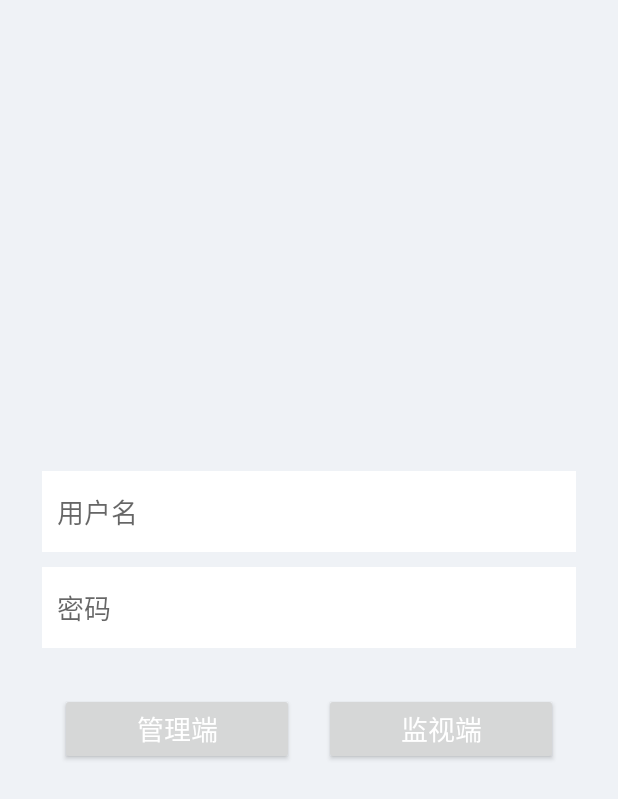
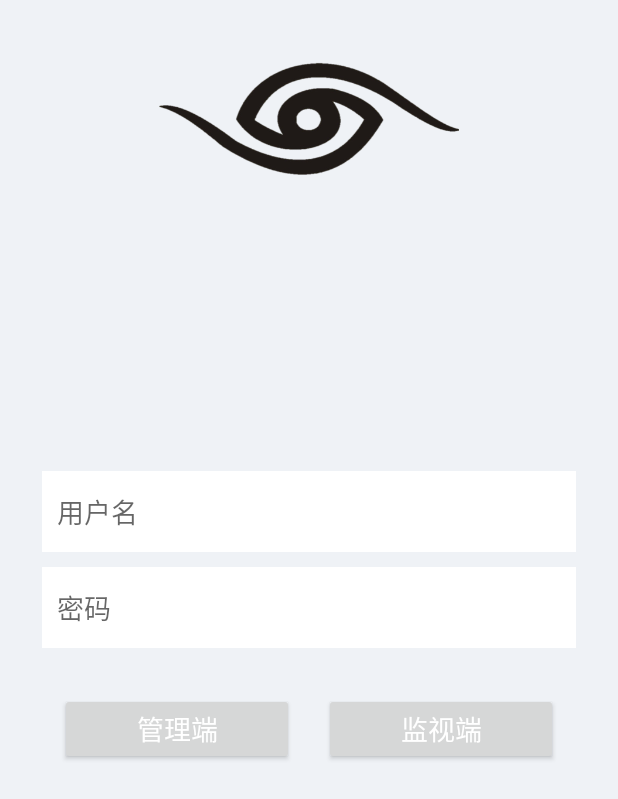
Before and after one commit to vermeerlee/SkyeyeProject, an Android app: the screen it shows after launch (LoginActivity), on a phone screen of 412 x 824 dp. Shown: the top 799 px of the screen. Run offline under Robolectric (Android 15) with nearby library versions, the phone set to English and light mode, and no system bars; our stand-ins replace ButterKnife; libraries missing offline, so code that uses them is left out: cn.bmob.v3, com.easemob, com.easemob.chat, com.easemob.util; 10 statements that could not run were skipped.

Commit message:
update ui

```diff
--- a/SkyEyeDemo/src/main/res/layout/activity_login.xml
+++ b/SkyEyeDemo/src/main/res/layout/activity_login.xml
@@ -5,61 +5,55 @@
     android:background="#eff2f6"
     android:orientation="vertical" >
 
+    <ImageView
+        android:id="@+id/iv_logo"
+        android:layout_width="200dp"
+        android:layout_height="160dp"
+        android:layout_centerHorizontal="true"
+        android:scaleType="centerInside"
+        android:src="@drawable/logo" />
 
-    <RelativeLayout
+    <LinearLayout
         android:layout_width="match_parent"
         android:layout_height="wrap_content"
         android:layout_centerInParent="true"
+        android:gravity="center_horizontal"
+        android:orientation="vertical"
         >
 
-        <RelativeLayout
-            android:id="@+id/rl_username"
+        <EditText
+            android:id="@+id/et_username"
             android:layout_width="match_parent"
             android:layout_height="54dp"
             android:layout_marginLeft="28dp"
             android:layout_marginRight="28dp"
-            android:background="#fff" >
-
-            <EditText
-                android:id="@+id/et_username"
-                android:layout_width="match_parent"
-                android:layout_height="match_parent"
             android:layout_centerVertical="true"
-                android:background="@null"
+            android:background="#fff"
             android:hint="@string/user_name"
             android:paddingLeft="10dip"
             android:singleLine="true"
             android:textColor="#000"
             android:textSize="18sp" />
-        </RelativeLayout>
 
-        <RelativeLayout
-            android:id="@+id/rl_password"
-            android:layout_width="match_parent"
-            android:layout_height="54dp"
-            android:layout_below="@id/rl_username"
-            android:layout_marginLeft="28dp"
-            android:layout_marginRight="28dp"
-            android:layout_marginTop="10dp"
-            android:background="#fff" >
 
         <EditText
             android:id="@+id/et_password"
             android:layout_width="match_parent"
-                android:layout_height="match_parent"
+            android:layout_height="54dp"
+            android:layout_marginLeft="28dp"
+            android:layout_marginRight="28dp"
+            android:layout_marginTop="10dp"
             android:layout_centerVertical="true"
-                android:background="@null"
+            android:background="#fff"
             android:hint="@string/password"
             android:inputType="textPassword"
             android:paddingLeft="10dip"
             android:singleLine="true"
             android:textSize="18sp" />
-        </RelativeLayout>
 
         <LinearLayout
             android:layout_width="match_parent"
             android:layout_height="wrap_content"
-            android:layout_below="@id/rl_password"
             android:layout_marginLeft="30dp"
             android:layout_marginRight="30dp"
             android:layout_marginTop="30dp"
@@ -93,7 +87,7 @@
                 android:textColor="@android:color/white"
                 android:textSize="18sp" />
         </LinearLayout>
-    </RelativeLayout>
+    </LinearLayout>
 
     <android.support.design.widget.CoordinatorLayout
         android:id="@+id/cl_snackbar"
--- a/SkyEyeDemo/src/main/res/layout/activity_watch.xml
+++ b/SkyEyeDemo/src/main/res/layout/activity_watch.xml
@@ -10,12 +10,6 @@
         android:layout_width="match_parent"
         android:layout_height="match_parent"
         />
-    <TextView
-        android:layout_width="wrap_content"
-        android:layout_height="wrap_content"
-        android:layout_centerInParent="true"
-        android:text="watch"
-        />
     <android.support.design.widget.CoordinatorLayout
         android:id="@+id/cl_snackbar"
         android:layout_width="match_parent"
--- a/settings.gradle
+++ b/settings.gradle
@@ -1,2 +1,2 @@
-include ':DeskControl', ':SkyEye', ':SkyEyeDemo', ':ChatDemoUI', ':VitamioLibrary', ':vitamio-sample', ':vitamio'
+include ':DeskControl', ':SkyEye', ':SkyEyeDemo', ':ChatDemoUI', ':VitamioLibrary', ':vitamio-sample'
 include ':bmobExample'
```
Also changed, not shown: SkyEyeDemo/src/main/res/drawable-xxhdpi/icon.png (added), SkyEyeDemo/src/main/res/drawable-xxhdpi/logo.png (added). Lines whose indentation alone changed are shown as unchanged.
